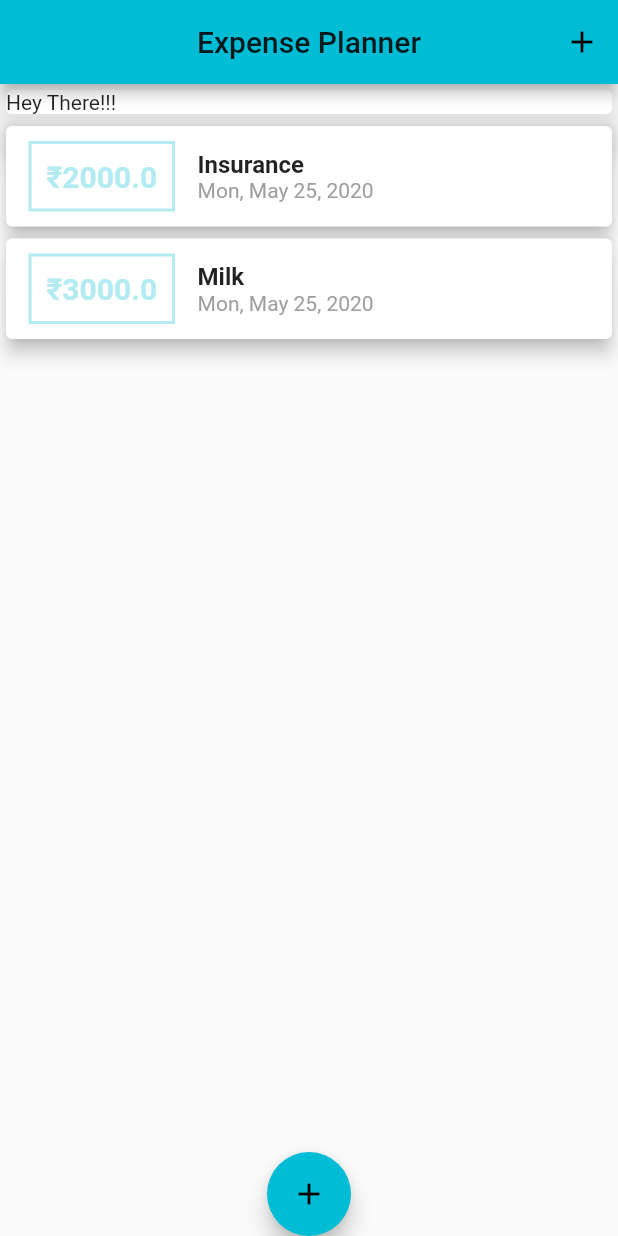
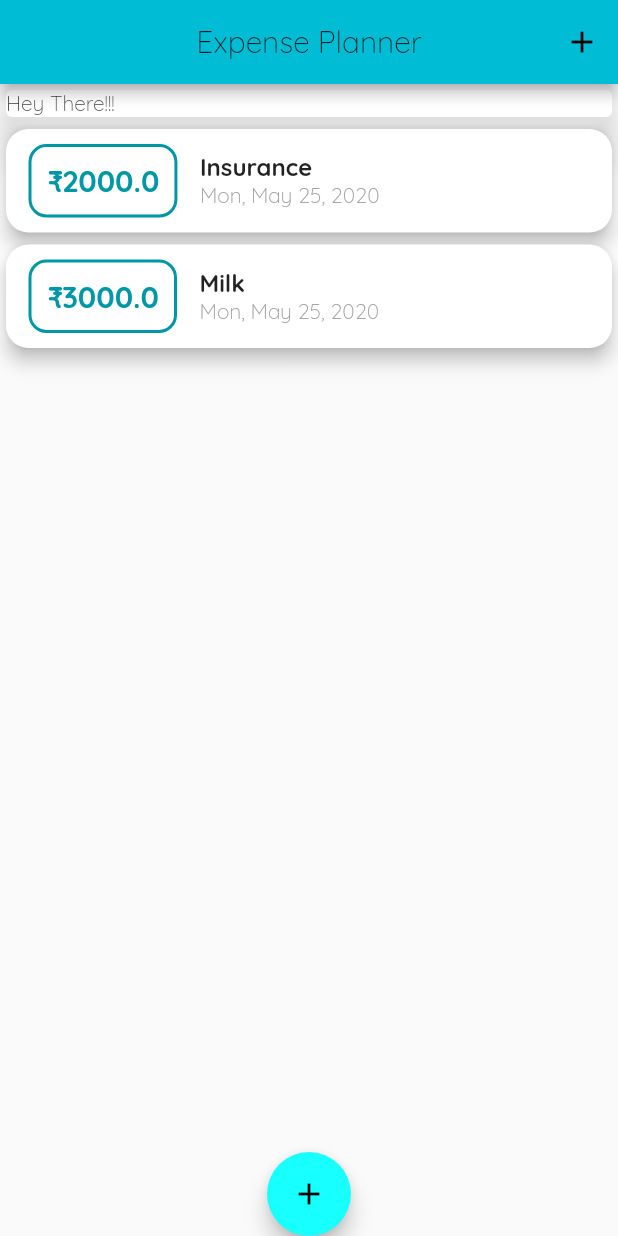
Before and after one commit to devmishrs/expense_planner, a Flutter app: the screen it shows after launch, on a phone screen of 412 x 824 dp. Run offline on Flutter 3.47's test engine with Material 2 defaults, Android fonts, the phone set to English and light mode, and no system bars.

Commit message:
Font setup is done

```diff
--- a/lib/main.dart
+++ b/lib/main.dart
@@ -9,13 +9,14 @@ class MyApp extends StatelessWidget {
   @override
   Widget build(BuildContext context) {
     return MaterialApp(
-      title: 'Expense Planner',
-      home: ExpensePlanner(),
-      debugShowCheckedModeBanner: true,
-      theme: ThemeData(
-        primarySwatch: Colors.cyan,
-      ),
-    );
+        title: 'Expense Planner',
+        home: ExpensePlanner(),
+        debugShowCheckedModeBanner: true,
+        theme: ThemeData(
+          fontFamily: 'Quicksand',
+          primarySwatch: Colors.cyan,
+          accentColor: Colors.cyanAccent,
+        ));
   }
 }
 
--- a/lib/widgets/transaction_card.dart
+++ b/lib/widgets/transaction_card.dart
@@ -14,6 +14,9 @@ class TransactionCard extends StatelessWidget {
         itemCount: transaction.length,
         itemBuilder: (context, index) {
           return Card(
+            shape: RoundedRectangleBorder(
+              borderRadius: BorderRadius.circular(15.0),
+            ),
             elevation: 5,
             child: Row(
               children: <Widget>[
@@ -23,9 +26,9 @@ class TransactionCard extends StatelessWidget {
                     vertical: 10,
                   ),
                   decoration: BoxDecoration(
+                    borderRadius: BorderRadius.circular(12),
                     border: Border.all(
-                      color:
-                          Theme.of(context).primaryColorLight, //Colors.purple,
+                      color: Theme.of(context).primaryColorDark,
                       width: 2,
                     ),
                   ),
@@ -33,8 +36,7 @@ class TransactionCard extends StatelessWidget {
                   child: Text(
                     '₹${transaction[index].amount}',
                     style: TextStyle(
-                      color:
-                          Theme.of(context).primaryColorLight, //.purple[200],
+                      color: Theme.of(context).primaryColorDark, //.purple[200],
                       fontWeight: FontWeight.bold,
                       fontSize: 20,
                     ),
```
Also changed, not shown: pubspec.yaml (+11 -11 lines), assets/fonts/OpenSans-Bold.ttf (added), assets/fonts/OpenSans-Regular.ttf (added), assets/fonts/Quicksand-Bold.ttf (added), assets/fonts/Quicksand-Light.ttf (added), assets/fonts/Quicksand-Medium.ttf (added), assets/fonts/Quicksand-Regular.ttf (added).
